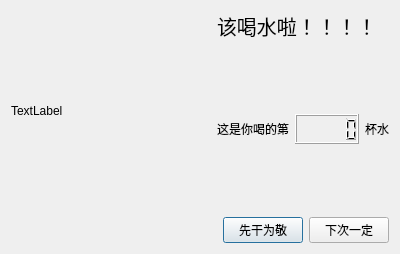
Before: the Qt Designer form src/ui/remind_dialog.ui in Ginakira/Nomu, drawn with Qt 5.
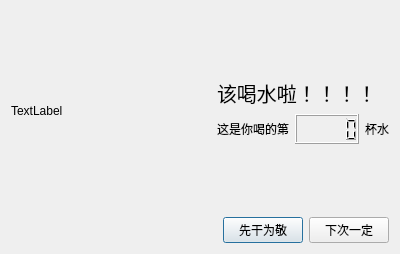
After: the same form once the commit is applied.

```diff
--- a/src/ui/remind_dialog.ui
+++ b/src/ui/remind_dialog.ui
@@ -31,18 +31,6 @@
      </item>
      <item>
       <layout class="QVBoxLayout" name="verticalLayout">
-       <item>
-        <widget class="QLabel" name="drink_remind__label">
-         <property name="font">
-          <font>
-           <pointsize>15</pointsize>
-          </font>
-         </property>
-         <property name="text">
-          <string>该喝水啦！！！！</string>
-         </property>
-        </widget>
-       </item>
        <item>
         <spacer name="verticalSpacer">
          <property name="orientation">
@@ -56,6 +44,18 @@
          </property>
         </spacer>
        </item>
+       <item>
+        <widget class="QLabel" name="drink_remind__label">
+         <property name="font">
+          <font>
+           <pointsize>15</pointsize>
+          </font>
+         </property>
+         <property name="text">
+          <string>该喝水啦！！！！</string>
+         </property>
+        </widget>
+       </item>
        <item>
         <layout class="QHBoxLayout" name="horizontalLayout_2">
          <item>
```
